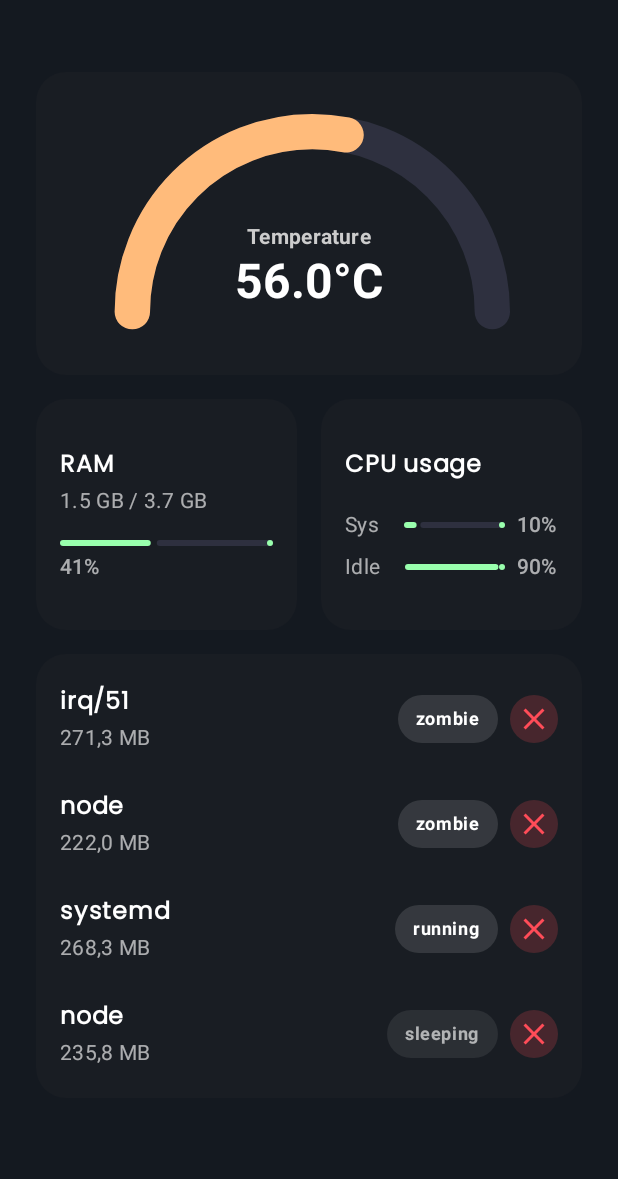
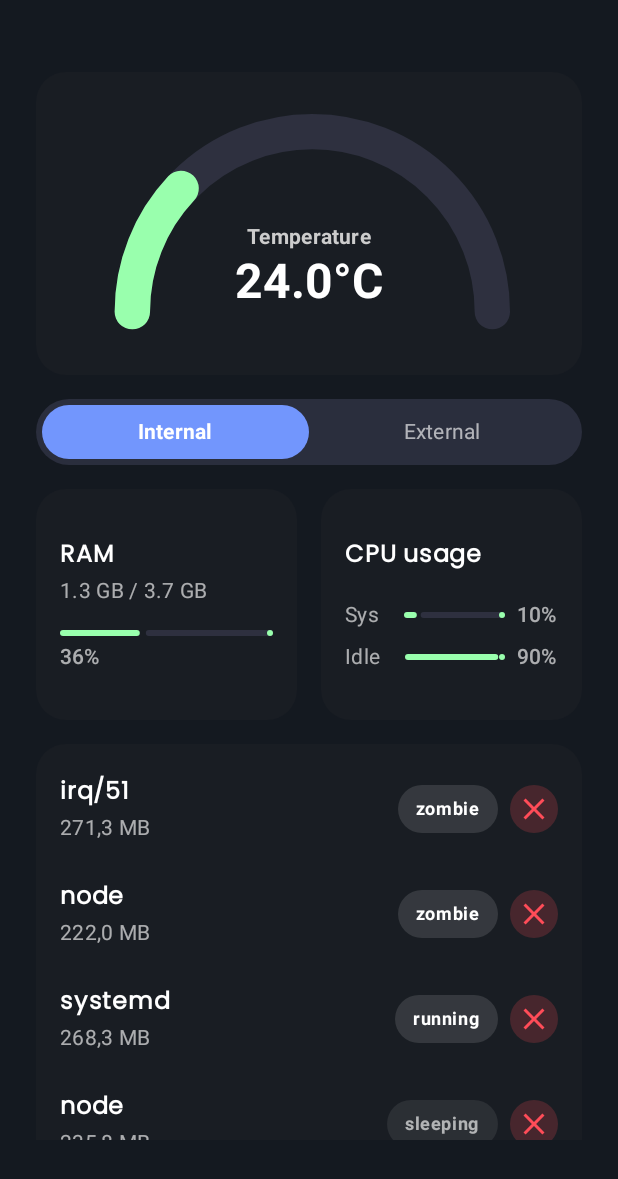
Before and after one commit to DEJA-1/PZ-UDTM, an Android app built with Jetpack Compose: the screen it shows after launch (MainActivity), on a phone screen of 412 x 824 dp. Shown: the top 1179 px of the screen. Run offline under Robolectric (Android 15) with nearby library versions, the phone set to English and light mode, and no system bars; our stand-ins replace Dagger/Hilt's generated code.

Commit message:
handle handle external temperature

```diff
--- a/app/src/main/java/com/km/pz_app/data/repository/FakeSystemRepository.kt
+++ b/app/src/main/java/com/km/pz_app/data/repository/FakeSystemRepository.kt
@@ -3,6 +3,7 @@
 import com.km.pz_app.domain.model.CpuResponse
 import com.km.pz_app.domain.model.CpuStats
 import com.km.pz_app.domain.model.CpuUsage
+import com.km.pz_app.domain.model.ExternalTemperatureResponse
 import com.km.pz_app.domain.model.MemoryResponse
 import com.km.pz_app.domain.model.ProcessInfo
 import com.km.pz_app.domain.model.ProcessResponse
@@ -68,6 +69,13 @@
         )
     }
 
+    override suspend fun getExternalTemperature(): ExternalTemperatureResponse {
+        tick++
+        return ExternalTemperatureResponse(
+            temperature = 20f + ((tick * 12) % 68)
+        )
+    }
+
     override suspend fun getMemoryStatus(): MemoryResponse {
         delay(300)
 
--- a/app/src/main/java/com/km/pz_app/data/repository/SystemRepository.kt
+++ b/app/src/main/java/com/km/pz_app/data/repository/SystemRepository.kt
@@ -1,6 +1,7 @@
 package com.km.pz_app.data.repository
 
 import com.km.pz_app.data.dataProvider.SystemStatusApi
+import com.km.pz_app.domain.model.ExternalTemperatureResponse
 import com.km.pz_app.domain.model.KillProcessRequest
 import com.km.pz_app.domain.repository.ISystemRepository
 import javax.inject.Inject
@@ -14,4 +15,6 @@
     override suspend fun killProcess(pid: Int) = api.killProcess(
         request = KillProcessRequest(pid = pid)
     )
+    override suspend fun getExternalTemperature(): ExternalTemperatureResponse =
+        api.getExternalTemperature()
 }
--- a/app/src/main/java/com/km/pz_app/domain/repository/ISystemRepository.kt
+++ b/app/src/main/java/com/km/pz_app/domain/repository/ISystemRepository.kt
@@ -1,6 +1,7 @@
 package com.km.pz_app.domain.repository
 
 import com.km.pz_app.domain.model.CpuResponse
+import com.km.pz_app.domain.model.ExternalTemperatureResponse
 import com.km.pz_app.domain.model.MemoryResponse
 import com.km.pz_app.domain.model.ProcessResponse
 
@@ -9,4 +10,5 @@
     suspend fun getMemoryStatus(): MemoryResponse
     suspend fun getProcesses(): ProcessResponse
     suspend fun killProcess(pid: Int): Unit
+    suspend fun getExternalTemperature(): ExternalTemperatureResponse
 }
--- a/app/src/main/java/com/km/pz_app/presentation/home/HomeContract.kt
+++ b/app/src/main/java/com/km/pz_app/presentation/home/HomeContract.kt
@@ -1,6 +1,7 @@
 package com.km.pz_app.presentation.home
 
 import com.km.pz_app.domain.model.CpuResponse
+import com.km.pz_app.domain.model.ExternalTemperatureResponse
 import com.km.pz_app.domain.model.MemoryResponse
 import com.km.pz_app.domain.model.ProcessResponse
 import com.km.pz_app.presentation.utils.Resource
@@ -10,12 +11,14 @@
     private val cpu: Resource<CpuResponse>,
     private val memory: Resource<MemoryResponse>,
     val processes: Resource<ProcessResponse>,
+    private val externalCpuTemperatureResource: Resource<ExternalTemperatureResponse>? = null,
     val cpuPercentUsed: Float? = null,
     val cpuTemperature: Float? = null,
+    val cpuExternalTemperature: Float? = null,
     val usedRamPercent: Float? = null,
-    val usedRamGb: Pair<Float, Float>? = null
+    val usedRamGb: Pair<Float, Float>? = null,
 ) {
-    private val resources = persistentListOf(cpu, memory, processes)
+    private val resources = persistentListOf(cpu, memory, processes, externalCpuTemperatureResource)
     val isLoading = resources.any { it is Resource.Loading }
     val isError = resources.any { it is Resource.Error }
 }
--- a/app/src/main/java/com/km/pz_app/presentation/home/HomeScreen.kt
+++ b/app/src/main/java/com/km/pz_app/presentation/home/HomeScreen.kt
@@ -2,6 +2,7 @@
 
 import android.content.Context
 import android.widget.Toast
+import androidx.compose.animation.animateColorAsState
 import androidx.compose.animation.core.animateFloatAsState
 import androidx.compose.animation.core.tween
 import androidx.compose.foundation.Canvas
@@ -19,6 +20,7 @@
 import androidx.compose.foundation.layout.padding
 import androidx.compose.foundation.rememberScrollState
 import androidx.compose.foundation.shape.CircleShape
+import androidx.compose.foundation.shape.RoundedCornerShape
 import androidx.compose.foundation.verticalScroll
 import androidx.compose.material.icons.Icons
 import androidx.compose.material.icons.filled.Close
@@ -47,6 +49,7 @@
 import androidx.compose.ui.graphics.drawscope.Stroke
 import androidx.compose.ui.platform.LocalContext
 import androidx.compose.ui.text.font.FontWeight
+import androidx.compose.ui.text.style.TextAlign
 import androidx.compose.ui.tooling.preview.Preview
 import androidx.compose.ui.unit.dp
 import com.km.pz_app.domain.model.CpuResponse
@@ -61,7 +64,9 @@
 import com.km.pz_app.ui.theme.background
 import com.km.pz_app.ui.theme.backgroundBadgeDisabled
 import com.km.pz_app.ui.theme.backgroundBadgeEnabled
+import com.km.pz_app.ui.theme.backgroundSecondary
 import com.km.pz_app.ui.theme.backgroundTertiary
+import com.km.pz_app.ui.theme.blue
 import com.km.pz_app.ui.theme.primary
 import com.km.pz_app.ui.theme.secondary
 import com.km.pz_app.ui.theme.tertiary
@@ -136,12 +141,9 @@
                 killProcessDialogId = null
             }
         )
-        state.cpuTemperature?.let {
-            TemperatureGauge(
-                temperature = it,
-                modifier = Modifier.fillMaxWidth()
-            )
-        }
+
+        TemperatureChart(state)
+
         Row(
             horizontalArrangement = Arrangement.spacedBy(space = 16.dp),
             modifier = Modifier.fillMaxWidth()
@@ -165,6 +167,28 @@
             )
         }
     }
+}
+
+@Composable
+private fun TemperatureChart(state: HomeState) {
+    var tempType by rememberSaveable { mutableStateOf(TemperatureType.Internal) }
+
+    val temperatureToShow = when (tempType) {
+        TemperatureType.Internal -> state.cpuTemperature
+        TemperatureType.External -> state.cpuExternalTemperature
+    }
+
+    temperatureToShow?.let {
+        TemperatureGauge(
+            temperature = it,
+            modifier = Modifier.fillMaxWidth()
+        )
+    }
+    TemperatureTypeSelector(
+        selected = tempType,
+        onSelect = { tempType = it },
+        modifier = Modifier.fillMaxWidth()
+    )
 }
 
 @Composable
@@ -498,6 +522,53 @@
     }
 }
 
+@Composable
+private fun TemperatureTypeSelector(
+    selected: TemperatureType,
+    onSelect: (TemperatureType) -> Unit,
+    modifier: Modifier = Modifier
+) {
+    val types = listOf(TemperatureType.Internal, TemperatureType.External)
+
+    Row(
+        modifier = modifier
+            .background(
+                color = backgroundTertiary,
+                shape = RoundedCornerShape(50)
+            )
+            .padding(all = 4.dp)
+    ) {
+        types.forEach { type ->
+            val isSelected = type == selected
+            val animatedBackgroundColor by animateColorAsState(
+                targetValue = if (isSelected) blue.copy(alpha = 0.99f) else Color.Transparent,
+                animationSpec = tween(durationMillis = 600)
+            )
+            val textColor = if (isSelected) Color.White else textWeak
+            val fontWeight = if (isSelected) FontWeight.Bold else FontWeight.Normal
+
+            Text(
+                text = type.label,
+                modifier = Modifier
+                    .weight(1f)
+                    .clip(RoundedCornerShape(50))
+                    .clickable { onSelect(type) }
+                    .background(animatedBackgroundColor)
+                    .padding(vertical = 8.dp),
+                textAlign = TextAlign.Center,
+                color = textColor,
+                fontWeight = fontWeight,
+                style = MaterialTheme.typography.labelLarge
+            )
+        }
+    }
+}
+
+private enum class TemperatureType(val label: String) {
+    Internal("Internal"),
+    External("External")
+}
+
 private fun showToast(context: Context, text: String) {
     Toast.makeText(context, text, Toast.LENGTH_SHORT).show()
 }
--- a/app/src/main/java/com/km/pz_app/presentation/home/HomeViewModel.kt
+++ b/app/src/main/java/com/km/pz_app/presentation/home/HomeViewModel.kt
@@ -66,6 +66,7 @@
         fetchCpuData(showLoading = showLoading)
         fetchMemoryData(showLoading = showLoading)
         fetchProcessesData(showLoading = showLoading)
+        fetchExternalTemperature(showLoading = showLoading)
     }
 
     private fun fetchCpuData(showLoading: Boolean) {
@@ -143,6 +144,32 @@
         }
     }
 
+    private fun fetchExternalTemperature(showLoading: Boolean) {
+        if (showLoading) {
+            updateState {
+                copy(processes = Resource.Loading)
+            }
+        }
+
+        viewModelScope.launch(Dispatchers.IO) {
+            runCatching {
+                repository.getExternalTemperature()
+            }.onSuccess {
+                updateState {
+                    copy(
+                        externalCpuTemperatureResource = Resource.Success(data = it),
+                        cpuExternalTemperature = it.temperature,
+                    )
+                }
+            }.onFailure {
+                updateState {
+                    copy(externalCpuTemperatureResource = Resource.Error(message = "Error: ${it.message}"))
+                }
+                Log.w("Error", it.message.toString())
+            }
+        }
+    }
+
     private suspend fun calculateAndUpdateCpu(newCpu: CpuResponse) {
         val (percent, temp) = withContext(Dispatchers.Default) {
             mapCpuState(newCpu)
--- a/app/src/main/java/com/km/pz_app/ui/theme/Color.kt
+++ b/app/src/main/java/com/km/pz_app/ui/theme/Color.kt
@@ -15,6 +15,7 @@
 val primary = Color(0xFF99FFAD)
 val secondary = Color(0xFFFFBB7B)
 val tertiary = Color(0xFFFF4C58)
+val blue = Color(0xFF7497FF)
 val text = Color(0xFFFFFFFF)
 val textWeak = Color(0xFFFFFFFF).copy(alpha = 0.64f)
 val backgroundBadgeEnabled = Color(0xFFFFFFFF).copy(alpha = 0.12f)
```
